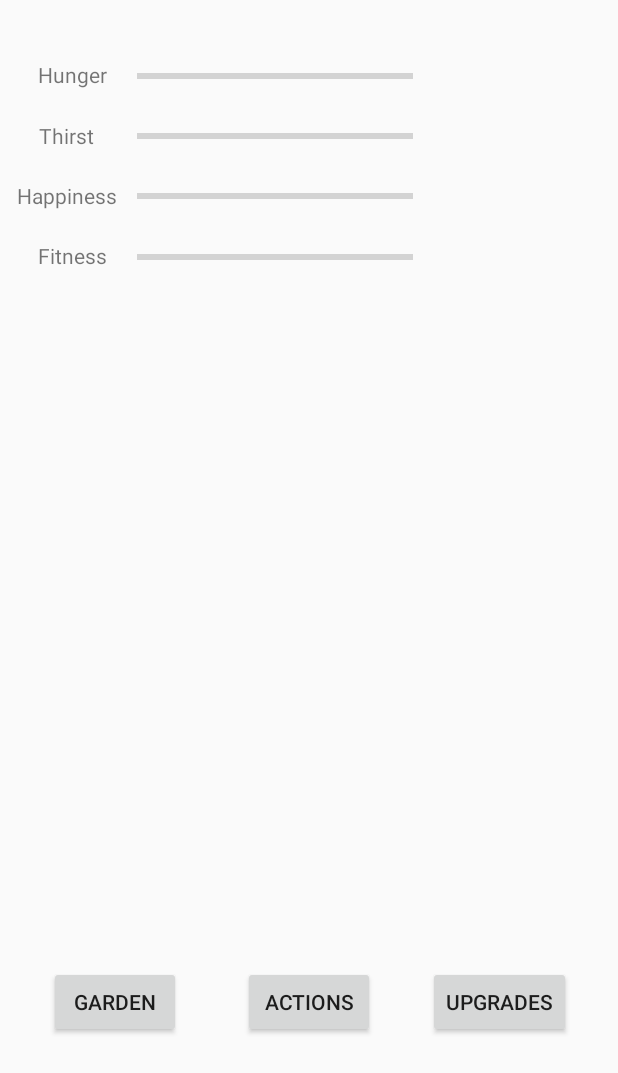
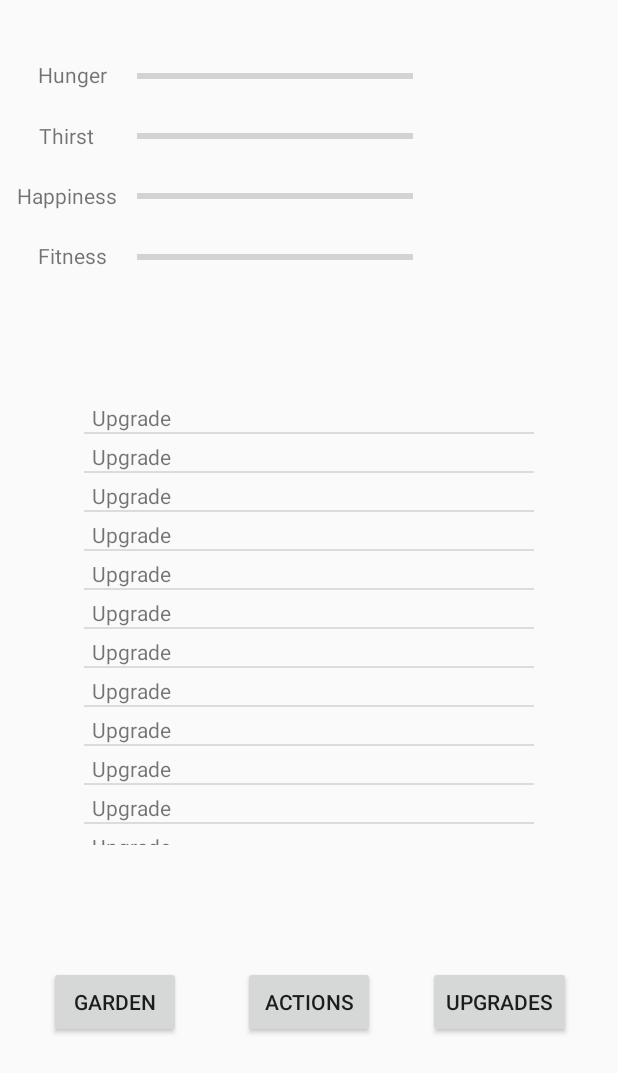
Before and after one commit to JTucker2000/Pettomato, an Android app: the screen it shows after launch (MainActivity), on a phone screen of 412 x 824 dp. Shown: the top 1073 px of the screen. Run offline under Robolectric (Android 15) with nearby library versions, the phone set to English and light mode, and no system bars.

Commit message:
Created upgrade listview

```diff
--- a/app/src/main/java/com/example/pettomato/MainActivity.kt
+++ b/app/src/main/java/com/example/pettomato/MainActivity.kt
@@ -2,16 +2,16 @@ package com.example.pettomato
 
 import androidx.appcompat.app.AppCompatActivity
 import android.os.Bundle
-import android.util.Log
 import android.view.View
-import androidx.fragment.app.FragmentContainerView
+import android.widget.ListView
 
 class MainActivity : AppCompatActivity() {
-    private val TAG = "MainActivityTag"
-
     override fun onCreate(savedInstanceState: Bundle?) {
         super.onCreate(savedInstanceState)
         setContentView(R.layout.activity_main)
+
+        val upgradesListView = findViewById<ListView>(R.id.upgrades_listView)
+        upgradesListView.adapter = UpgradesListViewAdapter(this)
     }
 
     fun onUpgradeBtnPress(view: View) {
--- /dev/null
+++ b/app/src/main/java/com/example/pettomato/UpgradesListViewAdapter.kt
@@ -0,0 +1,32 @@
+package com.example.pettomato
+
+import android.content.Context
+import android.view.LayoutInflater
+import android.view.View
+import android.view.ViewGroup
+import android.widget.BaseAdapter
+
+class UpgradesListViewAdapter(context: Context): BaseAdapter() {
+    private val curContext: Context
+
+    init {
+        curContext = context
+    }
+
+    override fun getCount(): Int {
+        return 30
+    }
+
+    override fun getItem(position: Int): Any {
+        return "Placeholder string"
+    }
+
+    override fun getItemId(position: Int): Long {
+        return position.toLong()
+    }
+
+    override fun getView(position: Int, convertView: View?, parent: ViewGroup?): View {
+        val layoutInflater = LayoutInflater.from(curContext)
+        return layoutInflater.inflate(R.layout.upgrade_list_view_item, parent, false)
+    }
+}
--- a/app/src/main/res/layout/activity_main.xml
+++ b/app/src/main/res/layout/activity_main.xml
@@ -138,4 +138,13 @@
         app:layout_constraintTop_toTopOf="parent"
         app:layout_constraintVertical_bias="0.2" />
 
+    <ListView
+        android:id="@+id/upgrades_listView"
+        android:layout_width="300dp"
+        android:layout_height="300dp"
+        app:layout_constraintBottom_toTopOf="@+id/actions_btn"
+        app:layout_constraintEnd_toEndOf="parent"
+        app:layout_constraintStart_toStartOf="parent"
+        app:layout_constraintTop_toBottomOf="@+id/fitness_progressBar" />
+
 </androidx.constraintlayout.widget.ConstraintLayout>
--- /dev/null
+++ b/app/src/main/res/layout/upgrade_list_view_item.xml
@@ -0,0 +1,17 @@
+<?xml version="1.0" encoding="utf-8"?>
+<androidx.constraintlayout.widget.ConstraintLayout xmlns:android="http://schemas.android.com/apk/res/android"
+    xmlns:app="http://schemas.android.com/apk/res-auto"
+    xmlns:tools="http://schemas.android.com/tools"
+    android:layout_width="match_parent"
+    android:layout_height="match_parent">
+
+    <TextView
+        android:id="@+id/textView"
+        android:layout_width="wrap_content"
+        android:layout_height="wrap_content"
+        android:layout_marginStart="5dp"
+        android:layout_marginTop="5dp"
+        android:text="Upgrade"
+        app:layout_constraintStart_toStartOf="parent"
+        app:layout_constraintTop_toTopOf="parent" />
+</androidx.constraintlayout.widget.ConstraintLayout>
```
